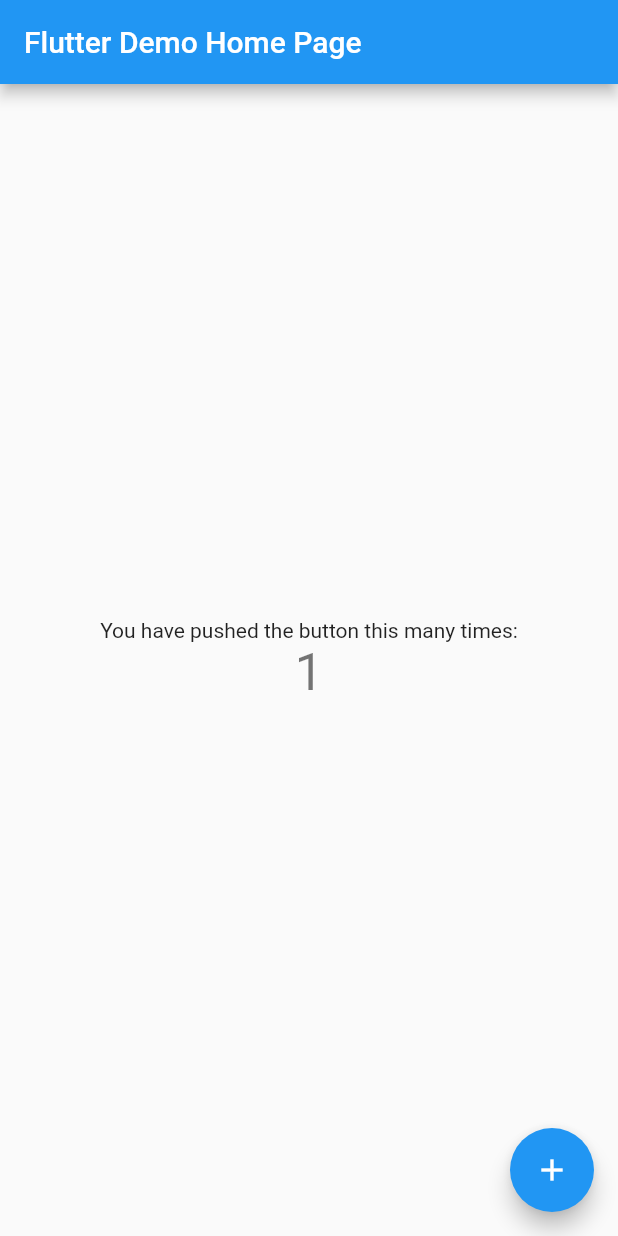
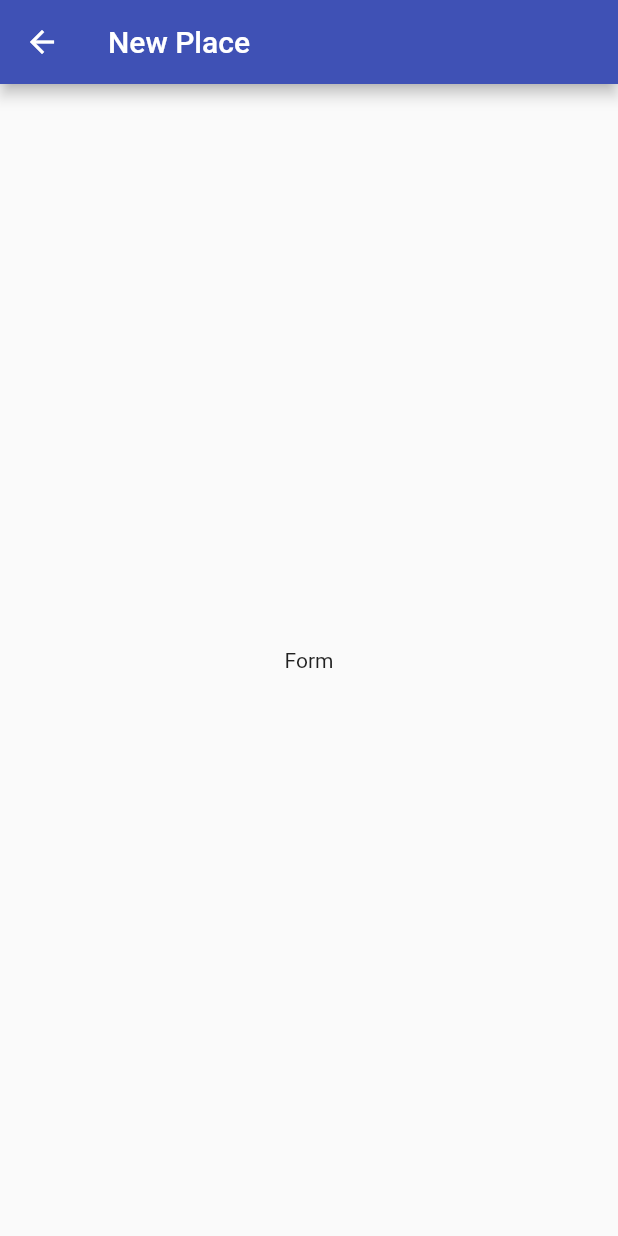
Before and after one commit to Luis020-hub/Places, a Flutter app: the screen it shows after launch, after a tap on the "add" icon, on a phone screen of 412 x 824 dp. Run offline on Flutter 3.47's test engine with Material 2 defaults, Android fonts, the phone set to English and light mode, and no system bars.

Commit message:
20/03/2023
- Definindo o tema da aplicação e chamando routes.
- Criada a pasta screen com 2 pages.
- Criando a pasta utils com a classe routes para gerenciamento de rotas.

```diff
--- a/lib/main.dart
+++ b/lib/main.dart
@@ -1,4 +1,7 @@
 import 'package:flutter/material.dart';
+import 'package:places/screens/place_form_screen.dart';
+import 'package:places/screens/places_list_screen.dart';
+import 'package:places/utils/app_routes.dart';
 
 void main() {
   runApp(const MyApp());
@@ -7,109 +10,25 @@ void main() {
 class MyApp extends StatelessWidget {
   const MyApp({super.key});
 
-  // This widget is the root of your application.
   @override
   Widget build(BuildContext context) {
     return MaterialApp(
-      title: 'Flutter Demo',
+      title: 'Great Places',
       theme: ThemeData(
-        // This is the theme of your application.
-        //
-        // Try running your application with "flutter run". You'll see the
-        // application has a blue toolbar. Then, without quitting the app, try
-        // changing the primarySwatch below to Colors.green and then invoke
-        // "hot reload" (press "r" in the console where you ran "flutter run",
-        // or simply save your changes to "hot reload" in a Flutter IDE).
-        // Notice that the counter didn't reset back to zero; the application
-        // is not restarted.
-        primarySwatch: Colors.blue,
+        primaryColor: Colors.indigo,
+        colorScheme: ColorScheme.fromSwatch().copyWith(
+          primary: Colors.indigo,
+          secondary: Colors.amber,
+        ),
+        buttonTheme: ButtonThemeData(
+          buttonColor: Colors.blueAccent[700],
+          textTheme: ButtonTextTheme.primary,
+        ),
       ),
-      home: const MyHomePage(title: 'Flutter Demo Home Page'),
+      home: const PlacesListScreen(),
+      routes: {
+        AppRoutes.placeForm: (ctx) => const PlaceFormScreen(),
+      },
     );
   }
 }
-
-class MyHomePage extends StatefulWidget {
-  const MyHomePage({super.key, required this.title});
-
-  // This widget is the home page of your application. It is stateful, meaning
-  // that it has a State object (defined below) that contains fields that affect
-  // how it looks.
-
-  // This class is the configuration for the state. It holds the values (in this
-  // case the title) provided by the parent (in this case the App widget) and
-  // used by the build method of the State. Fields in a Widget subclass are
-  // always marked "final".
-
-  final String title;
-
-  @override
-  State<MyHomePage> createState() => _MyHomePageState();
-}
-
-class _MyHomePageState extends State<MyHomePage> {
-  int _counter = 0;
-
-  void _incrementCounter() {
-    setState(() {
-      // This call to setState tells the Flutter framework that something has
-      // changed in this State, which causes it to rerun the build method below
-      // so that the display can reflect the updated values. If we changed
-      // _counter without calling setState(), then the build method would not be
-      // called again, and so nothing would appear to happen.
-      _counter++;
-    });
-  }
-
-  @override
-  Widget build(BuildContext context) {
-    // This method is rerun every time setState is called, for instance as done
-    // by the _incrementCounter method above.
-    //
-    // The Flutter framework has been optimized to make rerunning build methods
-    // fast, so that you can just rebuild anything that needs updating rather
-    // than having to individually change instances of widgets.
-    return Scaffold(
-      appBar: AppBar(
-        // Here we take the value from the MyHomePage object that was created by
-        // the App.build method, and use it to set our appbar title.
-        title: Text(widget.title),
-      ),
-      body: Center(
-        // Center is a layout widget. It takes a single child and positions it
-        // in the middle of the parent.
-        child: Column(
-          // Column is also a layout widget. It takes a list of children and
-          // arranges them vertically. By default, it sizes itself to fit its
-          // children horizontally, and tries to be as tall as its parent.
-          //
-          // Invoke "debug painting" (press "p" in the console, choose the
-          // "Toggle Debug Paint" action from the Flutter Inspector in Android
-          // Studio, or the "Toggle Debug Paint" command in Visual Studio Code)
-          // to see the wireframe for each widget.
-          //
-          // Column has various properties to control how it sizes itself and
-          // how it positions its children. Here we use mainAxisAlignment to
-          // center the children vertically; the main axis here is the vertical
-          // axis because Columns are vertical (the cross axis would be
-          // horizontal).
-          mainAxisAlignment: MainAxisAlignment.center,
-          children: <Widget>[
-            const Text(
-              'You have pushed the button this many times:',
-            ),
-            Text(
-              '$_counter',
-              style: Theme.of(context).textTheme.headline4,
-            ),
-          ],
-        ),
-      ),
-      floatingActionButton: FloatingActionButton(
-        onPressed: _incrementCounter,
-        tooltip: 'Increment',
-        child: const Icon(Icons.add),
-      ), // This trailing comma makes auto-formatting nicer for build methods.
-    );
-  }
-}
--- /dev/null
+++ b/lib/screens/place_form_screen.dart
@@ -0,0 +1,22 @@
+import 'package:flutter/material.dart';
+
+class PlaceFormScreen extends StatefulWidget {
+  const PlaceFormScreen({super.key});
+
+  @override
+  State<PlaceFormScreen> createState() => _PlaceFormScreenState();
+}
+
+class _PlaceFormScreenState extends State<PlaceFormScreen> {
+  @override
+  Widget build(BuildContext context) {
+    return Scaffold(
+      appBar: AppBar(
+        title: const Text('New Place'),
+      ),
+      body: const Center(
+        child: Text('Form'),
+      ),
+    );
+  }
+}
--- /dev/null
+++ b/lib/screens/places_list_screen.dart
@@ -0,0 +1,27 @@
+import 'package:flutter/material.dart';
+
+import '../utils/app_routes.dart';
+
+class PlacesListScreen extends StatelessWidget {
+  const PlacesListScreen({super.key});
+
+  @override
+  Widget build(BuildContext context) {
+    return Scaffold(
+      appBar: AppBar(
+        title: const Text('Places'),
+        actions: [
+          IconButton(
+            icon: const Icon(Icons.add),
+            onPressed: () {
+              Navigator.of(context).pushNamed(AppRoutes.placeForm);
+            },
+          )
+        ],
+      ),
+      body: const Center(
+        child: CircularProgressIndicator(),
+      ),
+    );
+  }
+}
--- /dev/null
+++ b/lib/utils/app_routes.dart
@@ -0,0 +1,3 @@
+class AppRoutes {
+  static const String placeForm = '/place-form';
+}
```
